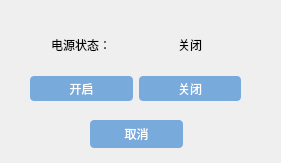
The window that Master/powersupplywidget.ui (L-Jay1999/DistributedTemperatureControlSystem) describes before a commit, drawn with Qt 5.
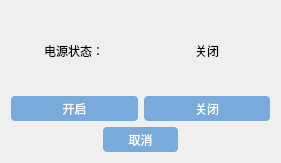
The same window after the commit.

The edit to the form file:
```diff
--- a/Master/powersupplywidget.ui
+++ b/Master/powersupplywidget.ui
@@ -29,15 +29,45 @@
 }
 </string>
   </property>
-  <widget class="QWidget" name="gridLayoutWidget">
-   <property name="geometry">
-    <rect>
-     <x>30</x>
-     <y>20</y>
-     <width>211</width>
-     <height>81</height>
-    </rect>
-   </property>
+  <layout class="QGridLayout" name="gridLayout_2">
+   <item row="1" column="0">
+    <layout class="QHBoxLayout" name="horizontalLayout">
+     <item>
+      <spacer name="horizontalSpacer">
+       <property name="orientation">
+        <enum>Qt::Horizontal</enum>
+       </property>
+       <property name="sizeHint" stdset="0">
+        <size>
+         <width>40</width>
+         <height>20</height>
+        </size>
+       </property>
+      </spacer>
+     </item>
+     <item>
+      <widget class="QPushButton" name="pushButton_cancel">
+       <property name="text">
+        <string>取消</string>
+       </property>
+      </widget>
+     </item>
+     <item>
+      <spacer name="horizontalSpacer_2">
+       <property name="orientation">
+        <enum>Qt::Horizontal</enum>
+       </property>
+       <property name="sizeHint" stdset="0">
+        <size>
+         <width>40</width>
+         <height>20</height>
+        </size>
+       </property>
+      </spacer>
+     </item>
+    </layout>
+   </item>
+   <item row="0" column="0">
    <layout class="QGridLayout" name="gridLayout">
     <item row="0" column="0" alignment="Qt::AlignHCenter">
      <widget class="QLabel" name="label">
@@ -68,20 +98,8 @@
      </widget>
     </item>
    </layout>
-  </widget>
-  <widget class="QPushButton" name="pushButton_cancel">
-   <property name="geometry">
-    <rect>
-     <x>90</x>
-     <y>120</y>
-     <width>93</width>
-     <height>28</height>
-    </rect>
-   </property>
-   <property name="text">
-    <string>取消</string>
-   </property>
-  </widget>
+   </item>
+  </layout>
  </widget>
  <resources/>
  <connections/>
```
Lines whose indentation alone changed are shown as unchanged.
